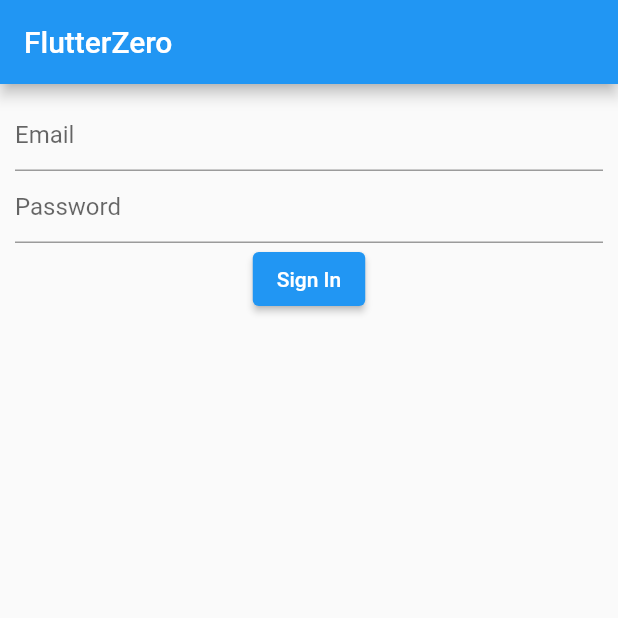
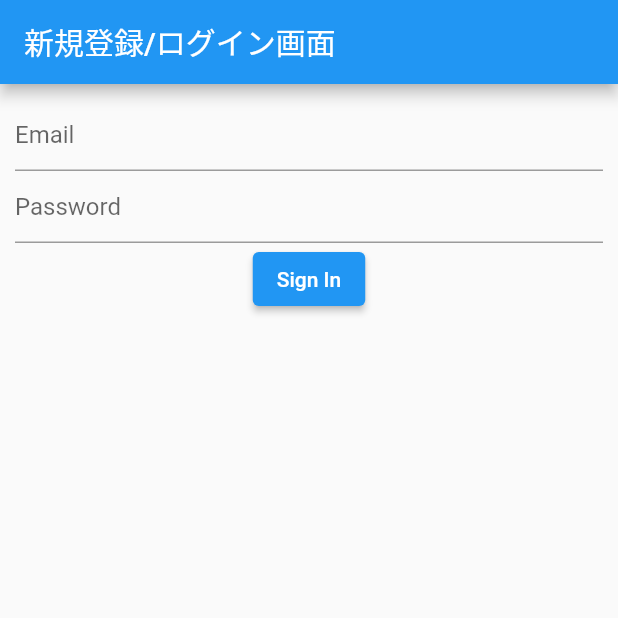
Before and after one commit to shunkat/spajam_demo_app, a Flutter app: the screen it shows after launch, on a phone screen of 412 x 824 dp, the top half of it. Run offline on Flutter 3.47's test engine with Material 2 defaults, Android fonts, the phone set to English and light mode, and no system bars; our stand-ins replace cloud_firestore, firebase_auth, firebase_core; accounts and stored records are empty; generated files the repository leaves out were written again.

Commit message:
ログイン画面のタイトル

```diff
--- a/lib/src/register/register.dart
+++ b/lib/src/register/register.dart
@@ -17,7 +17,7 @@ class RegisterView extends StatelessWidget {
     return MaterialApp(
       home: Scaffold(
         appBar: AppBar(
-          title: const Text('FlutterZero'),
+          title: const Text('新規登録/ログイン画面'),
         ),
         body: MyRegisterView(),
       ),
```
